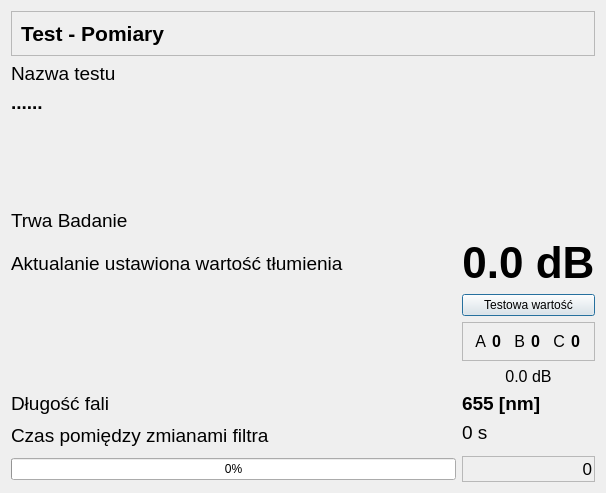
Old version of the form CzujkiLinioweApp/oknobadaniatlumienia.ui in the repository wiacekmarcin/CzujkiLiniowe.
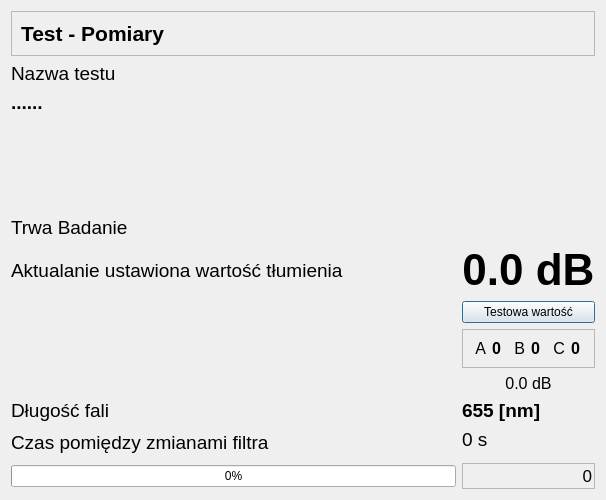
New version of the form.

Patch:
```diff
--- a/CzujkiLinioweApp/oknobadaniatlumienia.ui
+++ b/CzujkiLinioweApp/oknobadaniatlumienia.ui
@@ -7,9 +7,21 @@
     <x>0</x>
     <y>0</y>
     <width>606</width>
-    <height>493</height>
+    <height>500</height>
    </rect>
   </property>
+  <property name="minimumSize">
+   <size>
+    <width>600</width>
+    <height>500</height>
+   </size>
+  </property>
+  <property name="maximumSize">
+   <size>
+    <width>1920</width>
+    <height>1200</height>
+   </size>
+  </property>
   <property name="windowTitle">
    <string>Test - badanie wartości tłumienia</string>
   </property>
@@ -175,6 +187,7 @@
         <property name="font">
          <font>
           <pointsize>12</pointsize>
+          <weight>75</weight>
           <bold>true</bold>
          </font>
         </property>
@@ -203,6 +216,7 @@
         <property name="font">
          <font>
           <pointsize>12</pointsize>
+          <weight>75</weight>
           <bold>true</bold>
          </font>
         </property>
@@ -231,6 +245,7 @@
         <property name="font">
          <font>
           <pointsize>12</pointsize>
+          <weight>75</weight>
           <bold>true</bold>
          </font>
         </property>
@@ -281,6 +296,7 @@
      <property name="font">
       <font>
        <pointsize>33</pointsize>
+       <weight>75</weight>
        <bold>true</bold>
       </font>
      </property>
@@ -297,6 +313,7 @@
      <property name="font">
       <font>
        <pointsize>14</pointsize>
+       <weight>75</weight>
        <bold>true</bold>
       </font>
      </property>
```
Left out of the diff: 2 changed lines with no effect on the pictures.
